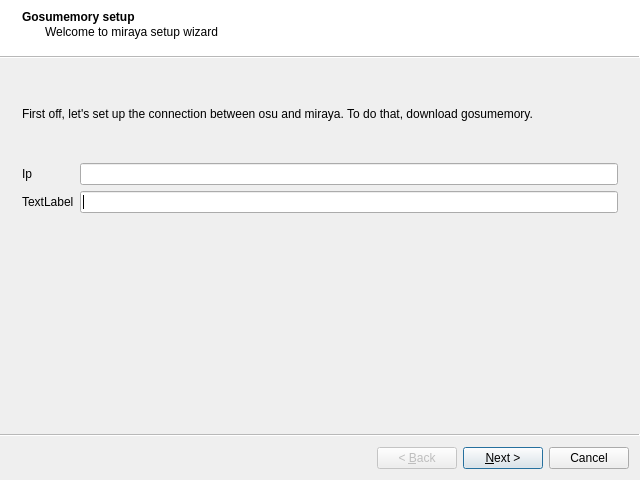
Before: the Qt Designer form setupwizard.ui in MirayaProject/miraya, drawn with Qt 5.
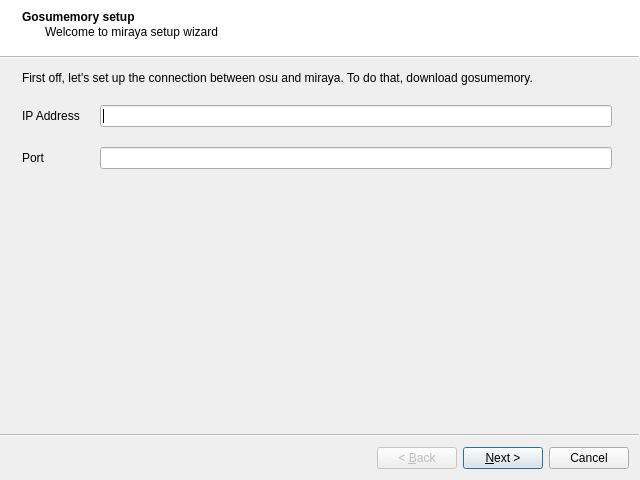
After: the same form once the commit is applied.

Commit message: GUI: SetupWizard: added all the necessary form layouts

What changed in the file:
```diff
--- a/setupwizard.ui
+++ b/setupwizard.ui
@@ -29,48 +29,56 @@
    <property name="subTitle">
     <string>Welcome to miraya setup wizard</string>
    </property>
-   <layout class="QGridLayout" name="gridLayout_2">
-    <item row="0" column="0">
-     <layout class="QGridLayout" name="gridLayout" rowstretch="1,3">
-      <item row="1" column="0">
-       <layout class="QFormLayout" name="formLayout">
-        <item row="1" column="0">
-         <widget class="QLabel" name="portLabel">
-          <property name="text">
-           <string>TextLabel</string>
-          </property>
-         </widget>
-        </item>
-        <item row="1" column="1">
-         <widget class="QLineEdit" name="portLineEdit"/>
-        </item>
-        <item row="0" column="0">
-         <widget class="QLabel" name="ipLabel">
-          <property name="text">
-           <string>Ip</string>
-          </property>
-         </widget>
-        </item>
-        <item row="0" column="1">
-         <widget class="QLineEdit" name="ipLineEdit"/>
-        </item>
-       </layout>
-      </item>
+   <layout class="QGridLayout" name="gridLayout">
+    <property name="topMargin">
+     <number>9</number>
+    </property>
+    <property name="verticalSpacing">
+     <number>20</number>
+    </property>
+    <item row="1" column="0">
+     <layout class="QFormLayout" name="gosumemoryFormLayout">
+      <property name="horizontalSpacing">
+       <number>20</number>
+      </property>
+      <property name="verticalSpacing">
+       <number>20</number>
+      </property>
       <item row="0" column="0">
-       <widget class="QLabel" name="gosumemoryDownloadLabel">
-        <property name="contextMenuPolicy">
-         <enum>Qt::NoContextMenu</enum>
+       <widget class="QLabel" name="gosumemoryIpLabel">
+        <property name="text">
+         <string>IP Address</string>
         </property>
+       </widget>
+      </item>
+      <item row="1" column="0">
+       <widget class="QLabel" name="gosumemoryPortLabel">
         <property name="text">
-         <string>First off, let's set up the connection between osu and miraya. To do that, download gosumemory.</string>
+         <string>Port</string>
         </property>
-        <property name="wordWrap">
-         <bool>true</bool>
-        </property>
        </widget>
       </item>
+      <item row="0" column="1">
+       <widget class="QLineEdit" name="gosumemoryIpLineEdit"/>
+      </item>
+      <item row="1" column="1">
+       <widget class="QLineEdit" name="gosumemoryPortLineEdit"/>
+      </item>
      </layout>
     </item>
+    <item row="0" column="0" colspan="2">
+     <widget class="QLabel" name="gosumemoryExplanationLabel">
+      <property name="contextMenuPolicy">
+       <enum>Qt::NoContextMenu</enum>
+      </property>
+      <property name="text">
+       <string>First off, let's set up the connection between osu and miraya. To do that, download gosumemory.</string>
+      </property>
+      <property name="wordWrap">
+       <bool>true</bool>
+      </property>
+     </widget>
+    </item>
    </layout>
   </widget>
   <widget class="QWizardPage" name="twitch">
```
Left out of the diff: 122 changed lines with no effect on the pictures.
